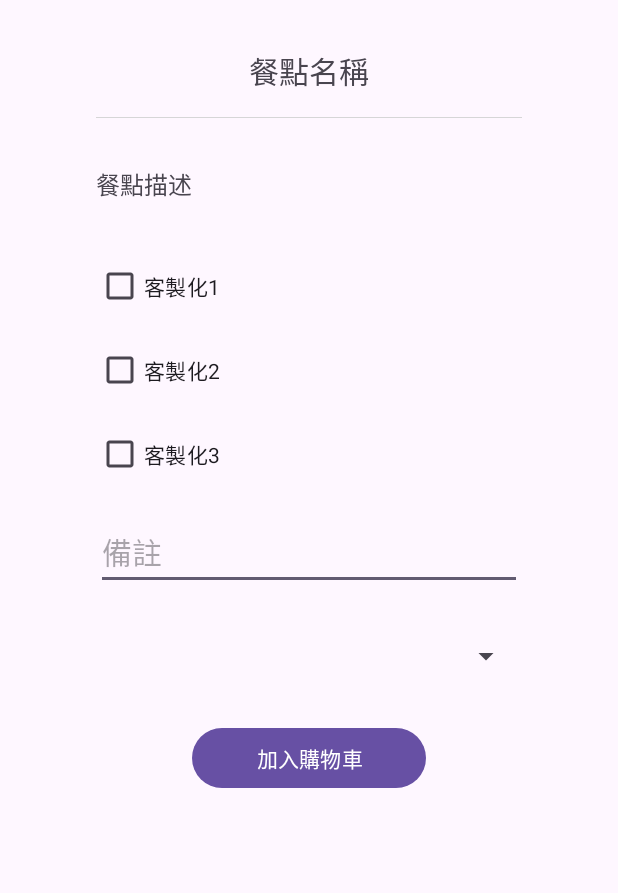
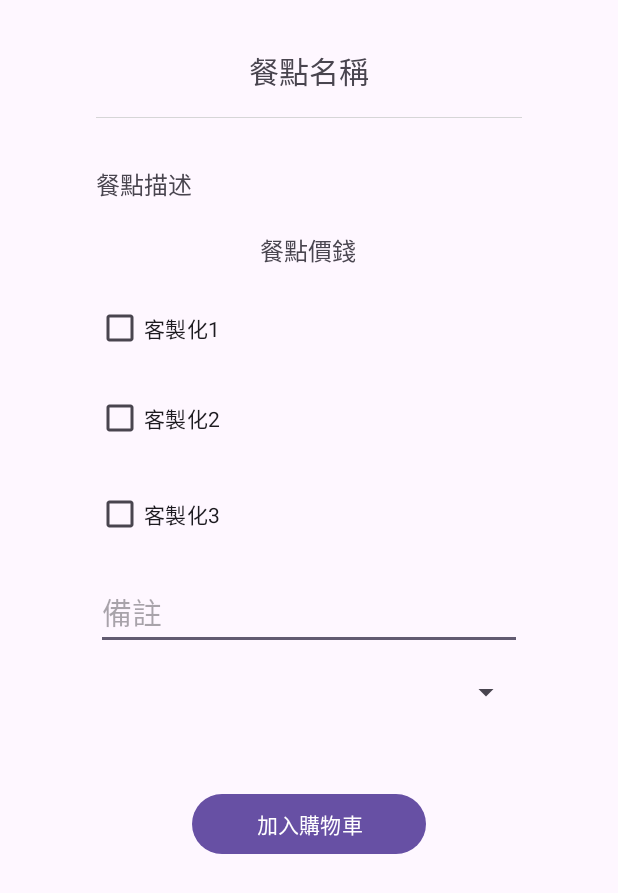
Before and after one commit to Amy481/BreakfastOrderApp, an Android app: the layout activity_product.xml on its own in the app's theme, with its tools: preview values and no code run, on a phone screen of 412 x 824 dp. Shown: the top 893 px of the screen. Run offline under Robolectric (Android 15) with nearby library versions, the phone set to English and light mode, and no system bars.

Commit message:
抓menu資料庫列出餐點+點選餐點跳詳細資訊頁面詳細資訊頁面 可以成功抓取menu資料庫內容

```diff
--- a/app/src/main/res/layout/activity_product.xml
+++ b/app/src/main/res/layout/activity_product.xml
@@ -5,6 +5,20 @@
     android:layout_width="match_parent"
     android:layout_height="match_parent"
     tools:context=".ui.cart.Product">
+
+    <TextView
+        android:id="@+id/tv_pd_meal_price"
+        android:layout_width="wrap_content"
+        android:layout_height="wrap_content"
+        android:layout_marginStart="64dp"
+        android:layout_marginTop="20dp"
+        android:layout_marginEnd="64dp"
+        android:text="餐點價錢"
+        android:textSize="16sp"
+        app:layout_constraintEnd_toEndOf="parent"
+        app:layout_constraintHorizontal_bias="0.497"
+        app:layout_constraintStart_toStartOf="parent"
+        app:layout_constraintTop_toBottomOf="@+id/tv_pd_meal_descrip" />
 
     <TextView
         android:id="@+id/tv_pd_meal_name"
@@ -50,22 +64,24 @@
         android:layout_width="0dp"
         android:layout_height="wrap_content"
         android:layout_marginStart="64dp"
-        android:layout_marginTop="32dp"
+        android:layout_marginTop="16dp"
         android:layout_marginEnd="64dp"
         android:text="客製化1"
         app:layout_constraintEnd_toEndOf="parent"
+        app:layout_constraintHorizontal_bias="0.0"
         app:layout_constraintStart_toStartOf="parent"
-        app:layout_constraintTop_toBottomOf="@+id/tv_pd_meal_descrip" />
+        app:layout_constraintTop_toBottomOf="@+id/tv_pd_meal_price" />
 
     <CheckBox
         android:id="@+id/ckb_second"
         android:layout_width="0dp"
         android:layout_height="wrap_content"
         android:layout_marginStart="64dp"
-        android:layout_marginTop="8dp"
+        android:layout_marginTop="12dp"
         android:layout_marginEnd="64dp"
         android:text="客製化2"
         app:layout_constraintEnd_toEndOf="parent"
+        app:layout_constraintHorizontal_bias="0.0"
         app:layout_constraintStart_toStartOf="parent"
         app:layout_constraintTop_toBottomOf="@+id/ckb_first" />
 
@@ -74,12 +90,26 @@
         android:layout_width="0dp"
         android:layout_height="wrap_content"
         android:layout_marginStart="64dp"
-        android:layout_marginTop="8dp"
+        android:layout_marginTop="16dp"
         android:layout_marginEnd="64dp"
         android:text="客製化3"
         app:layout_constraintEnd_toEndOf="parent"
+        app:layout_constraintHorizontal_bias="0.0"
         app:layout_constraintStart_toStartOf="parent"
         app:layout_constraintTop_toBottomOf="@+id/ckb_second" />
+
+    <Button
+        android:id="@+id/btn_add_meal"
+        android:layout_width="0dp"
+        android:layout_height="wrap_content"
+        android:layout_marginStart="128dp"
+        android:layout_marginTop="52dp"
+        android:layout_marginEnd="128dp"
+        android:text="加入購物車"
+        app:layout_constraintEnd_toEndOf="parent"
+        app:layout_constraintHorizontal_bias="0.0"
+        app:layout_constraintStart_toStartOf="parent"
+        app:layout_constraintTop_toBottomOf="@+id/sp_pd_quantity" />
 
     <EditText
         android:id="@+id/et_pd_remark"
@@ -93,6 +123,7 @@
         android:inputType="text"
         android:textSize="20sp"
         app:layout_constraintEnd_toEndOf="parent"
+        app:layout_constraintHorizontal_bias="0.0"
         app:layout_constraintStart_toStartOf="parent"
         app:layout_constraintTop_toBottomOf="@+id/ckb_third" />
 
@@ -101,23 +132,13 @@
         android:layout_width="0dp"
         android:layout_height="wrap_content"
         android:layout_marginStart="64dp"
-        android:layout_marginTop="32dp"
+        android:layout_marginTop="16dp"
         android:layout_marginEnd="64dp"
         android:clickable="false"
         android:popupElevation="20dp"
         app:layout_constraintEnd_toEndOf="parent"
+        app:layout_constraintHorizontal_bias="0.0"
         app:layout_constraintStart_toStartOf="parent"
         app:layout_constraintTop_toBottomOf="@+id/et_pd_remark" />
 
-    <Button
-        android:id="@+id/btn_add_meal"
-        android:layout_width="0dp"
-        android:layout_height="wrap_content"
-        android:layout_marginStart="128dp"
-        android:layout_marginTop="32dp"
-        android:layout_marginEnd="128dp"
-        android:text="加入購物車"
-        app:layout_constraintEnd_toEndOf="parent"
-        app:layout_constraintStart_toStartOf="parent"
-        app:layout_constraintTop_toBottomOf="@+id/sp_pd_quantity" />
 </androidx.constraintlayout.widget.ConstraintLayout>
```
Also changed, not shown: app/src/main/java/fcu/app/breakfast/ui/cart/CartDatabase.java (+12 -2 lines), app/src/main/java/fcu/app/breakfast/ui/cart/Product.java (+21 -3 lines), app/src/main/java/fcu/app/breakfast/ui/menu/ListViewAdapter.java (+6 -6 lines), app/src/main/java/fcu/app/breakfast/ui/menu/Menu.java (+6 -1 lines), app/src/main/java/fcu/app/breakfast/ui/menu/pageview/PlaceholderFragment.java (+27 -14 lines), app/src/main/res/layout/food_item_layout.xml (+0 -8 lines), app/src/main/res/layout/fragment_menu.xml (+22 -4 lines).
